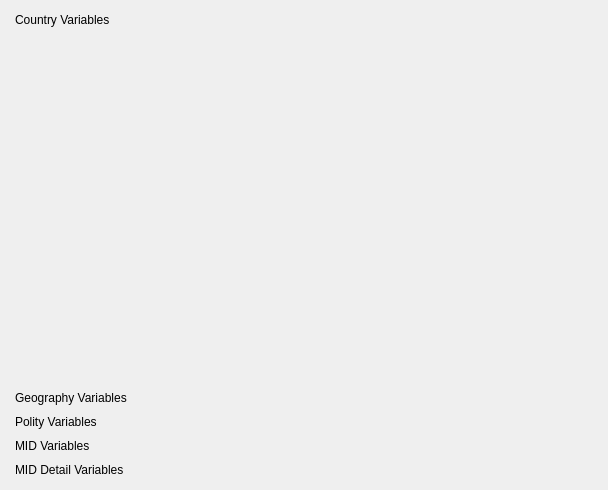
The window that NewGeneUI/NewGene/CreateOutput/SelectVariables/Variables/newgenevariables.ui (daniel347x/newgene) describes before a commit, drawn with Qt 5.
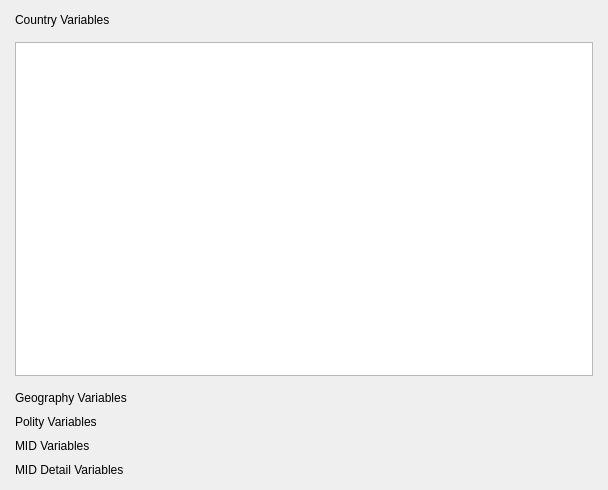
The same window after the commit.

Patch:
```diff
--- a/NewGeneUI/NewGene/CreateOutput/SelectVariables/Variables/newgenevariables.ui
+++ b/NewGeneUI/NewGene/CreateOutput/SelectVariables/Variables/newgenevariables.ui
@@ -59,6 +59,15 @@
       <attribute name="label">
        <string>Country Variables</string>
       </attribute>
+      <layout class="QGridLayout" name="gridLayout_2">
+       <item row="0" column="0">
+        <widget class="QListView" name="listView">
+         <property name="selectionMode">
+          <enum>QAbstractItemView::MultiSelection</enum>
+         </property>
+        </widget>
+       </item>
+      </layout>
      </widget>
      <widget class="QWidget" name="page_2">
       <property name="geometry">
```
Left out of the diff: 8 changed lines with no effect on the pictures.
